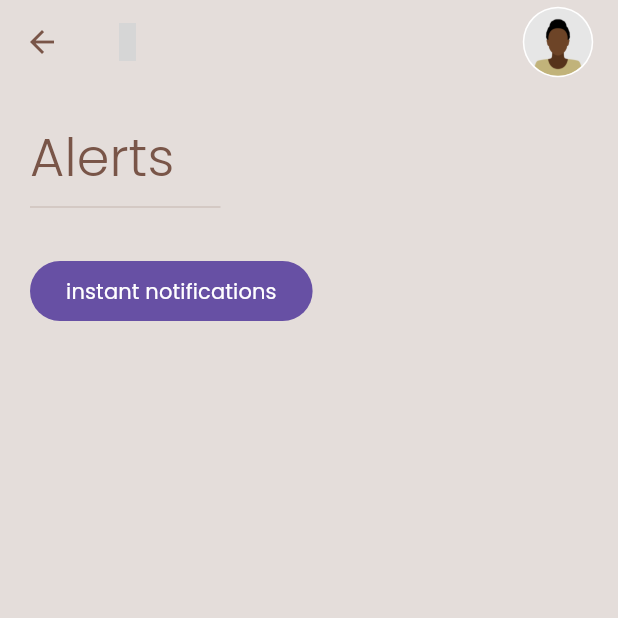
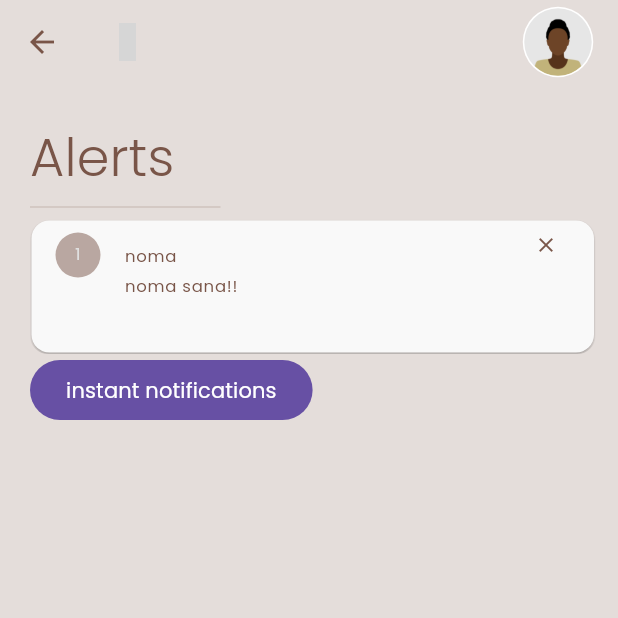
Before and after one commit to crimsoftit/c_ri_v2, a Flutter app: the CNotificationsScreen screen opened directly, after a tap on "instant notifications", on a phone screen of 412 x 824 dp, the top half of it. Run offline on Flutter 3.47's test engine with Material 3 defaults, Android fonts, the phone set to English and light mode, and no system bars; our stand-ins replace awesome_notifications, cached_network_image, clock, cloud_firestore, connectivity_plus, csv and 25 more; missing offline and left inert: android_intent_plus, barcode_scan2, gsheets, simple_barcode_scanner; accounts and stored records are empty; project files that could hold a hidden picture were left out; grey boxes are pictures that could not be loaded.

Commit message:
26. tusukume progress kwanza...

```diff
--- a/lib/features/authentication/screens/login/widgets/login_form.dart
+++ b/lib/features/authentication/screens/login/widgets/login_form.dart
@@ -32,7 +32,9 @@ class LoginForm extends StatelessWidget {
                 height: 0.7,
               ),
               decoration: const InputDecoration(
-                prefixIcon: Icon(Iconsax.direct_right),
+                prefixIcon: Icon(
+                  Iconsax.direct_right,
+                ),
                 labelText: CTexts.email,
               ),
               validator: (value) {
@@ -65,7 +67,7 @@ class LoginForm extends StatelessWidget {
                           ? Iconsax.eye_slash
                           : Iconsax.eye,
                       color: loginController.hidePswdTxt.value
-                          ? CColors.grey
+                          ? CColors.darkGrey
                           : CColors.rBrown,
                     ),
                   ),
--- a/lib/features/store/controllers/notifications_controller.dart
+++ b/lib/features/store/controllers/notifications_controller.dart
@@ -24,7 +24,10 @@ class CNotificationsController extends GetxController {
 
   @override
   void onInit() async {
-    await fetchUserNotifications();
+    if (userController.user.value.email != '') {
+      fetchUserNotifications();
+    }
+
     super.onInit();
   }
 
@@ -87,20 +90,24 @@ class CNotificationsController extends GetxController {
   }
 
   /// -- save notification details to sqflite db --
-  Future saveAndTriggerNotification(CNotificationsModel item) async {
+  Future saveAndTriggerNotification(CNotificationsModel notificationItem,
+      int notId, String notTitle, String notBody) async {
     try {
       // -- start loader
       isLoading.value = true;
 
       // -- insert notification item into sqflite db --
       //await dbHelper.addNotificationItem(item);
-      if (await dbHelper.addNotificationItem(item)) {
+      if (await dbHelper.addNotificationItem(notificationItem)) {
         notify(
-          0,
-          'noma',
-          'noma sana!!',
+          notId,
+          notTitle,
+          notBody,
         );
       }
+
+      // -- refresh list --
+      fetchUserNotifications();
 
       // -- stop loader
       isLoading.value = false;
@@ -165,4 +172,43 @@ class CNotificationsController extends GetxController {
       rethrow;
     }
   }
+
+  onDeleteBtnPressed(CNotificationsModel item) async {
+    deleteNotification(item);
+  }
+
+  /// -- delete notification from from local db --
+  Future<void> deleteNotification(CNotificationsModel item) async {
+    try {
+      // -- start loader
+      isLoading.value = true;
+
+      // -- delete entry
+      await dbHelper.deleteNotification(item);
+
+      // -- refresh notifications list
+      fetchUserNotifications();
+
+      // -- stop loader
+      isLoading.value = false;
+    } catch (e) {
+      // -- stop loader
+      isLoading.value = false;
+      if (kDebugMode) {
+        print(e.toString());
+        CPopupSnackBar.errorSnackBar(
+          title: 'error deleting notification!',
+          message: e.toString(),
+        );
+      } else {
+        CPopupSnackBar.errorSnackBar(
+          title: 'error deleting notification!',
+          message:
+              'an unknown error occurred while deleting this notification... please try again later!',
+        );
+      }
+
+      rethrow;
+    }
+  }
 }
--- a/lib/features/store/screens/notifications/notifications_screen.dart
+++ b/lib/features/store/screens/notifications/notifications_screen.dart
@@ -4,8 +4,8 @@ import 'package:c_ri/common/widgets/divider/c_divider.dart';
 import 'package:c_ri/features/personalization/controllers/user_controller.dart';
 import 'package:c_ri/features/store/controllers/notifications_controller.dart';
 import 'package:c_ri/features/store/models/notifications_model.dart';
+import 'package:c_ri/features/store/screens/notifications/widgets/alerts_listview.dart';
 import 'package:c_ri/utils/constants/colors.dart';
-import 'package:c_ri/utils/constants/sizes.dart';
 import 'package:c_ri/utils/helpers/helper_functions.dart';
 import 'package:c_ri/utils/helpers/network_manager.dart';
 import 'package:clock/clock.dart';
@@ -63,11 +63,7 @@ class _CNotificationsScreenState extends State<CNotificationsScreen> {
 
         /// -- body --
         body: SingleChildScrollView(
-          child: Obx(
-            () {
-              //notsController.fetchUserNotifications();
-
-              return Padding(
+          child: Padding(
             padding: const EdgeInsets.only(
               left: 20.0,
               right: 15.0,
@@ -76,10 +72,16 @@ class _CNotificationsScreenState extends State<CNotificationsScreen> {
             child: Column(
               crossAxisAlignment: CrossAxisAlignment.start,
               children: [
+                Obx(
+                  () {
+                    return Column(
+                      crossAxisAlignment: CrossAxisAlignment.start,
+                      children: [
                         Text(
                           userController.user.value.email,
                           style: Theme.of(context).textTheme.labelSmall!.apply(
-                            color: CNetworkManager.instance.hasConnection.value
+                                color:
+                                    CNetworkManager.instance.hasConnection.value
                                         ? CColors.rBrown
                                         : CColors.darkGrey,
                               ),
@@ -87,7 +89,8 @@ class _CNotificationsScreenState extends State<CNotificationsScreen> {
                         Text(
                           'Alerts',
                           style: Theme.of(context).textTheme.labelLarge!.apply(
-                            color: CNetworkManager.instance.hasConnection.value
+                                color:
+                                    CNetworkManager.instance.hasConnection.value
                                         ? CColors.rBrown
                                         : CColors.darkGrey,
                                 fontSizeFactor: 2.5,
@@ -98,40 +101,13 @@ class _CNotificationsScreenState extends State<CNotificationsScreen> {
                           endIndent: 250.0,
                           startIndent: 0,
                         ),
-                    const SizedBox(
-                      height: CSizes.spaceBtnItems,
+                      ],
+                    );
+                  },
                 ),
 
                 // -- list notifications on an ExpansionPanelList.radio widget --
-                    Card(
-                      color: isDarkTheme
-                          ? CColors.rBrown.withValues(alpha: 0.3)
-                          : CColors.lightGrey,
-                      child: ClipRRect(
-                        borderRadius: BorderRadius.circular(
-                          CSizes.borderRadiusLg,
-                        ),
-                        child: ListView.separated(
-                          itemCount: notsController.allNotifications.length,
-                          itemBuilder: (_, index) {
-                            return Column(
-                              crossAxisAlignment: CrossAxisAlignment.start,
-                              children: [
-                                Text(
-                                  'data',
-                                ),
-                              ],
-                            );
-                          },
-                          separatorBuilder: (_, __) {
-                            return SizedBox(
-                              height: CSizes.spaceBtnSections / 4,
-                            );
-                          },
-                          shrinkWrap: true,
-                        ),
-                      ),
-                    ),
+                CAlertsListView(),
                 FilledButton(
                   onPressed: () {
                     var notification = CNotificationsModel(
@@ -142,7 +118,12 @@ class _CNotificationsScreenState extends State<CNotificationsScreen> {
                       userController.user.value.email,
                       DateFormat('yyyy-MM-dd @ kk:mm').format(clock.now()),
                     );
-                        notsController.saveAndTriggerNotification(notification);
+                    notsController.saveAndTriggerNotification(
+                      notification,
+                      1,
+                      notification.notificationTitle,
+                      notification.notificationBody,
+                    );
                   },
                   child: Text(
                     'instant notifications',
@@ -150,8 +131,6 @@ class _CNotificationsScreenState extends State<CNotificationsScreen> {
                 ),
               ],
             ),
-              );
-            },
           ),
         ),
       ),
--- /dev/null
+++ b/lib/features/store/screens/notifications/widgets/alerts_listview.dart
@@ -0,0 +1,121 @@
+import 'package:c_ri/features/personalization/screens/no_data/no_data_screen.dart';
+import 'package:c_ri/features/store/controllers/notifications_controller.dart';
+import 'package:c_ri/utils/constants/colors.dart';
+import 'package:c_ri/utils/constants/img_strings.dart';
+import 'package:c_ri/utils/constants/sizes.dart';
+import 'package:c_ri/utils/helpers/helper_functions.dart';
+import 'package:c_ri/utils/helpers/network_manager.dart';
+import 'package:flutter/material.dart';
+import 'package:get/get.dart';
+
+class CAlertsListView extends StatelessWidget {
+  const CAlertsListView({
+    super.key,
+  });
+
+  @override
+  Widget build(BuildContext context) {
+    final isDarkTheme = CHelperFunctions.isDarkMode(context);
+    final notsController = Get.put(CNotificationsController());
+
+    var items = notsController.allNotifications;
+
+    return Obx(
+      () {
+        notsController.fetchUserNotifications();
+
+        if (items.isEmpty) {
+          return const Center(
+            child: NoDataScreen(
+              lottieImage: CImages.noDataLottie,
+              txt: 'No data found!',
+            ),
+          );
+        }
+
+        return ClipRRect(
+          borderRadius: BorderRadius.circular(
+            CSizes.borderRadiusLg,
+          ),
+          child: ListView.separated(
+            itemCount: items.length,
+            itemBuilder: (_, index) {
+              // -- widget for no notifications --
+              if (items.isEmpty && !notsController.isLoading.value) {
+                return const Center(
+                  child: NoDataScreen(
+                    lottieImage: CImages.noDataLottie,
+                    txt: 'no notifications',
+                  ),
+                );
+              }
+              return Card(
+                color: isDarkTheme
+                    ? CColors.rBrown.withValues(alpha: 0.3)
+                    : CColors.lightGrey,
+                margin: EdgeInsets.all(
+                  1,
+                ),
+                child: ListTile(
+                  leading: CircleAvatar(
+                    backgroundColor:
+                        CNetworkManager.instance.hasConnection.value
+                            ? CColors.rBrown.withValues(
+                                alpha: .5,
+                              )
+                            : CColors.darkerGrey,
+                    radius: 15.0,
+                    child: Text(
+                      '${index + 1}',
+                      //'100',
+                      style: Theme.of(context).textTheme.labelMedium!.apply(
+                            color: CColors.grey,
+                          ),
+                    ),
+                  ),
+                  isThreeLine: true,
+                  title: Text(
+                    items[index].notificationTitle,
+                    style: Theme.of(context).textTheme.labelMedium!.apply(
+                          color:
+                              isDarkTheme ? CColors.darkGrey : CColors.rBrown,
+                        ),
+                  ),
+                  subtitle: Text(
+                    items[index].notificationBody,
+                    style: Theme.of(context).textTheme.labelMedium!.apply(
+                          color:
+                              isDarkTheme ? CColors.darkGrey : CColors.rBrown,
+                          // fontWeightDelta:
+                          //     items[index].notificationIsRead == 0
+                          //         ? 2
+                          //         : 0,
+                        ),
+                  ),
+                  trailing: InkWell(
+                    onTap: () {
+                      notsController.onDeleteBtnPressed(items[index]);
+                    },
+                    child: Icon(
+                      Icons.close,
+                      color: CNetworkManager.instance.hasConnection.value
+                          ? CColors.rBrown
+                          : CColors.darkerGrey,
+                      size: CSizes.iconSm,
+                    ),
+                  ),
+                ),
+              );
+            },
+            separatorBuilder: (_, __) {
+              return SizedBox(
+                height: CSizes.spaceBtnSections / 8,
+              );
+            },
+            shrinkWrap: true,
+          ),
+        );
+      },
+    );
+  }
+}
--- a/lib/utils/helpers/helper_functions.dart
+++ b/lib/utils/helpers/helper_functions.dart
@@ -160,6 +160,11 @@ class CHelperFunctions {
     return now.millisecondsSinceEpoch + generateRandom4DigitNumber();
   }
 
+  static int generateAlertId() {
+    final now = DateTime.now();
+    return now.millisecondsSinceEpoch - generateRandom4DigitNumber();
+  }
+
   static String generateProductCode() {
     final now = DateTime.now();
 
--- a/lib/utils/themes/custom_themes/text_field_theme.dart
+++ b/lib/utils/themes/custom_themes/text_field_theme.dart
@@ -8,8 +8,8 @@ class CTextFormFieldTheme {
   static InputDecorationTheme lightInputDecorationTheme = InputDecorationTheme(
     // errorMaxLines: 3,
     errorMaxLines: 1,
-    prefixIconColor: CColors.grey,
-    suffixIconColor: CColors.grey,
+    prefixIconColor: CColors.darkGrey,
+    suffixIconColor: CColors.darkGrey,
     labelStyle: const TextStyle().copyWith(
       fontSize: 11.0,
       color: CColors.rBrown,
@@ -31,16 +31,20 @@ class CTextFormFieldTheme {
     ),
     border: const OutlineInputBorder().copyWith(
       borderRadius: BorderRadius.circular(5.0),
-      borderSide: const BorderSide(
+      borderSide: BorderSide(
         width: 1.0,
-        color: CColors.darkerGrey,
+        color: CColors.rBrown.withValues(
+          alpha: .5,
+        ),
       ),
     ),
     enabledBorder: const OutlineInputBorder().copyWith(
       borderRadius: BorderRadius.circular(5.0),
-      borderSide: const BorderSide(
+      borderSide: BorderSide(
         width: 1.0,
-        color: CColors.grey,
+        color: CColors.rBrown.withValues(
+          alpha: .5,
+        ),
       ),
     ),
     focusedBorder: const OutlineInputBorder().copyWith(
```
Also changed, not shown: lib/common/widgets/products/cart/add_to_cart_btn.dart (+8 -5 lines), lib/common/widgets/products/circle_avatar.dart (+5 -4 lines), lib/common/widgets/products/product_cards/p_card_vertical.dart (+20 -19 lines), lib/features/authentication/screens/login/login.dart (+11 -12 lines), lib/features/authentication/screens/signup/signup.dart (+11 -13 lines), lib/features/store/controllers/checkout_controller.dart (+35 -1 lines), lib/features/store/controllers/inv_controller.dart (+18 -5 lines), lib/features/store/screens/home/widgets/alerts_counter_widget.dart (added, +52 -0 lines), lib/features/store/screens/store_items_tings/inventory/inventory_details/inv_details.dart (+0 -32 lines), lib/nav_menu.dart (+22 -4 lines), lib/utils/db/sqflite/db_helper.dart (+16 -2 lines). Lines whose indentation alone changed are shown as unchanged.
